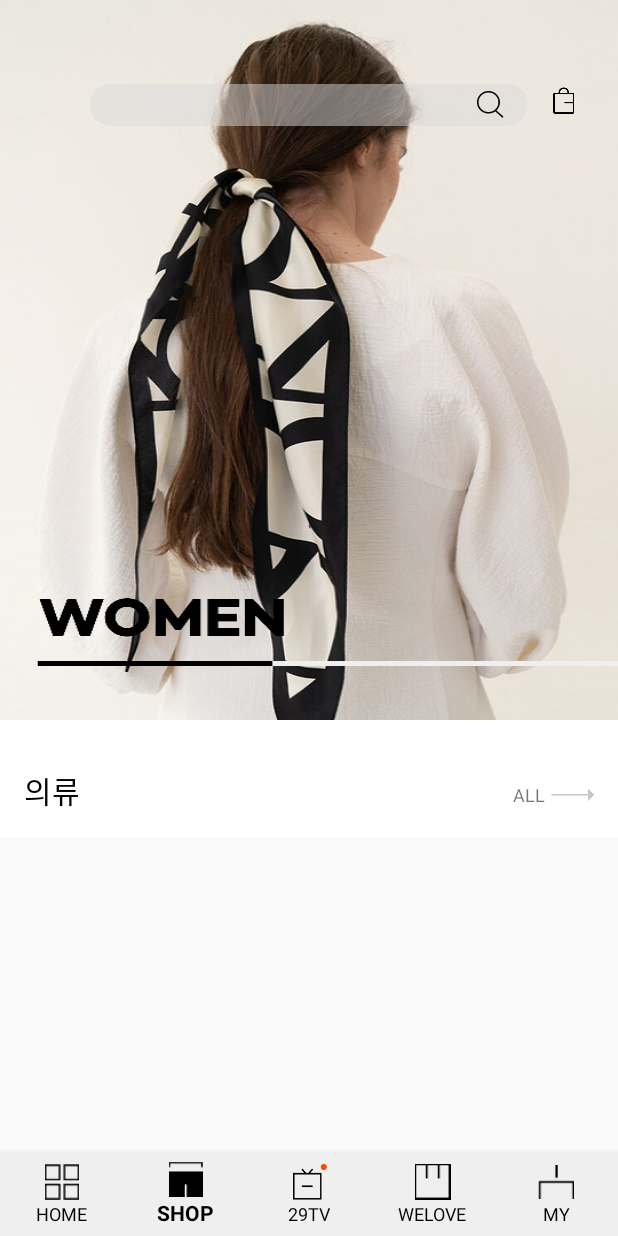
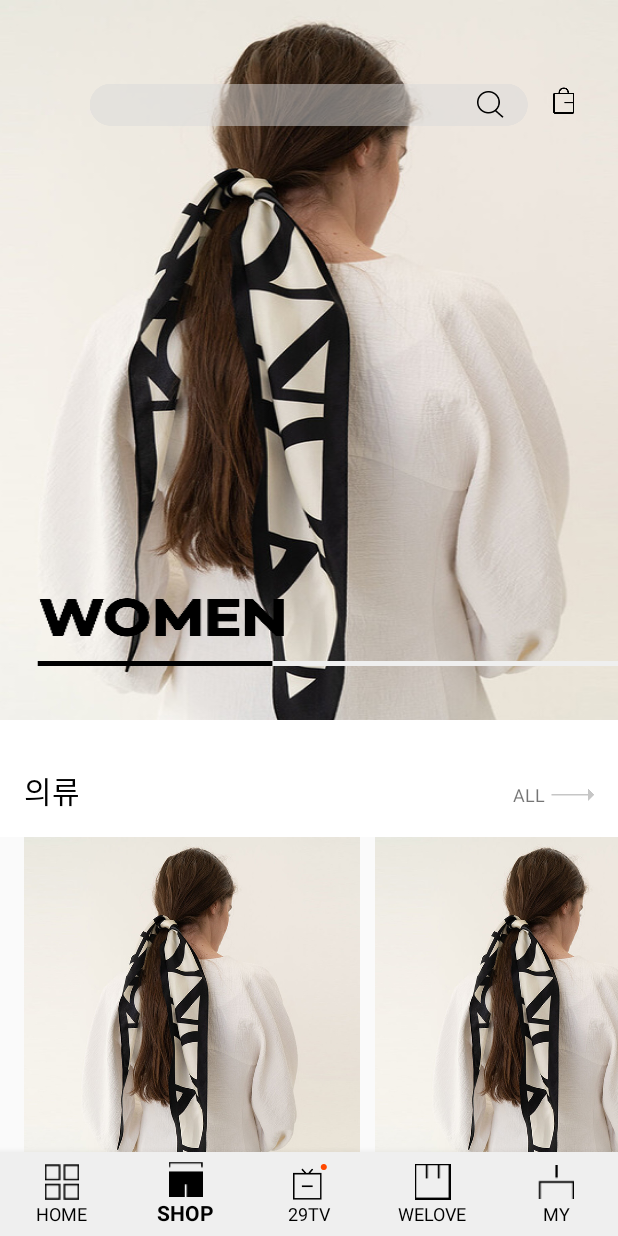
Before and after one commit to SOPT27thDesignSeminar3/29cm_Android, an Android app: the screen it shows after launch (MainActivity), item 2 of the bottom bar chosen, on a phone screen of 412 x 824 dp. Run offline under Robolectric (Android 15) with nearby library versions, the phone set to English and light mode, and no system bars.

Commit message:
Feat : implement ClothesAdapter

```diff
--- /dev/null
+++ b/29cm_Android/app/src/main/java/com/example/org29cm_android/data/ClothesData.kt
@@ -0,0 +1,8 @@
+package com.example.org29cm_android.data
+
+data class ClothesData (
+    //TODO 서버한테받아올땐STRING으로
+    val image : Int,
+    val name : String,
+    val content : String
+)
--- /dev/null
+++ b/29cm_Android/app/src/main/java/com/example/org29cm_android/ui/adapter/ClothesAdapter.kt
@@ -0,0 +1,35 @@
+package com.example.org29cm_android.ui.adapter
+
+import android.content.Context
+import android.view.LayoutInflater
+import android.view.View
+import android.view.ViewGroup
+import android.widget.ImageView
+import android.widget.TextView
+import androidx.databinding.DataBindingUtil
+import androidx.recyclerview.widget.DiffUtil
+import androidx.recyclerview.widget.RecyclerView
+import com.example.org29cm_android.R
+import com.example.org29cm_android.data.ClothesData
+
+class ClothesAdapter : RecyclerView.Adapter<ClothesAdapter.VHolder>(){
+    var clothesList = mutableListOf<ClothesData>()
+
+    override fun onCreateViewHolder(parent : ViewGroup, viewType : Int)
+            = VHolder(LayoutInflater.from(parent.context).inflate(R.layout.item_clothes, parent, false))
+
+    override fun getItemCount() = clothesList.size
+
+    override fun onBindViewHolder(holder: VHolder, position: Int) {
+        holder.bind(clothesList[position])
+    }
+
+    inner class VHolder(itemView : View) : RecyclerView.ViewHolder(itemView) {
+
+        fun bind(clothes : ClothesData){
+            itemView.findViewById<TextView>(R.id.tv_name).text = clothes.name
+            itemView.findViewById<TextView>(R.id.tv_content).text = clothes.content
+            itemView.findViewById<ImageView>(R.id.img_item).setBackgroundResource(clothes.image)
+        }
+    }
+}
--- a/29cm_Android/app/src/main/java/com/example/org29cm_android/ui/shop/ShopFragment.kt
+++ b/29cm_Android/app/src/main/java/com/example/org29cm_android/ui/shop/ShopFragment.kt
@@ -1,11 +1,14 @@
 package com.example.org29cm_android.ui.shop
 
 import android.os.Bundle
-import androidx.fragment.app.Fragment
 import android.view.LayoutInflater
 import android.view.View
 import android.view.ViewGroup
+import androidx.fragment.app.Fragment
 import com.example.org29cm_android.R
+import com.example.org29cm_android.data.ClothesData
+import com.example.org29cm_android.ui.adapter.ClothesAdapter
+import kotlinx.android.synthetic.main.fragment_shop.*
 
 class ShopFragment : Fragment() {
     override fun onCreateView(
@@ -14,4 +17,19 @@ class ShopFragment : Fragment() {
     ): View? {
         return inflater.inflate(R.layout.fragment_shop, container, false)
     }
+
+    override fun onStart() {
+        super.onStart()
+
+        val clothesAdapter = ClothesAdapter()
+        rv_clothes.adapter = clothesAdapter
+
+        clothesAdapter.clothesList = mutableListOf(
+            ClothesData(R.drawable.img_2, "킨더살몬", "[FW20 ESSENTIAL] 캐시미어 Cashmere Single Coat Wood-brown"),
+            ClothesData(R.drawable.img_2, "킨더살몬", "[FW20 ESSENTIAL] 캐시미어 Cashmere Single Coat Wood-brown"),
+            ClothesData(R.drawable.img_2, "킨더살몬", "[FW20 ESSENTIAL] 캐시미어 Cashmere Single Coat Wood-brown"),
+            ClothesData(R.drawable.img_2, "킨더살몬", "[FW20 ESSENTIAL] 캐시미어 Cashmere Single Coat Wood-brown")
+        )
+        clothesAdapter.notifyDataSetChanged()
+    }
 }
```
